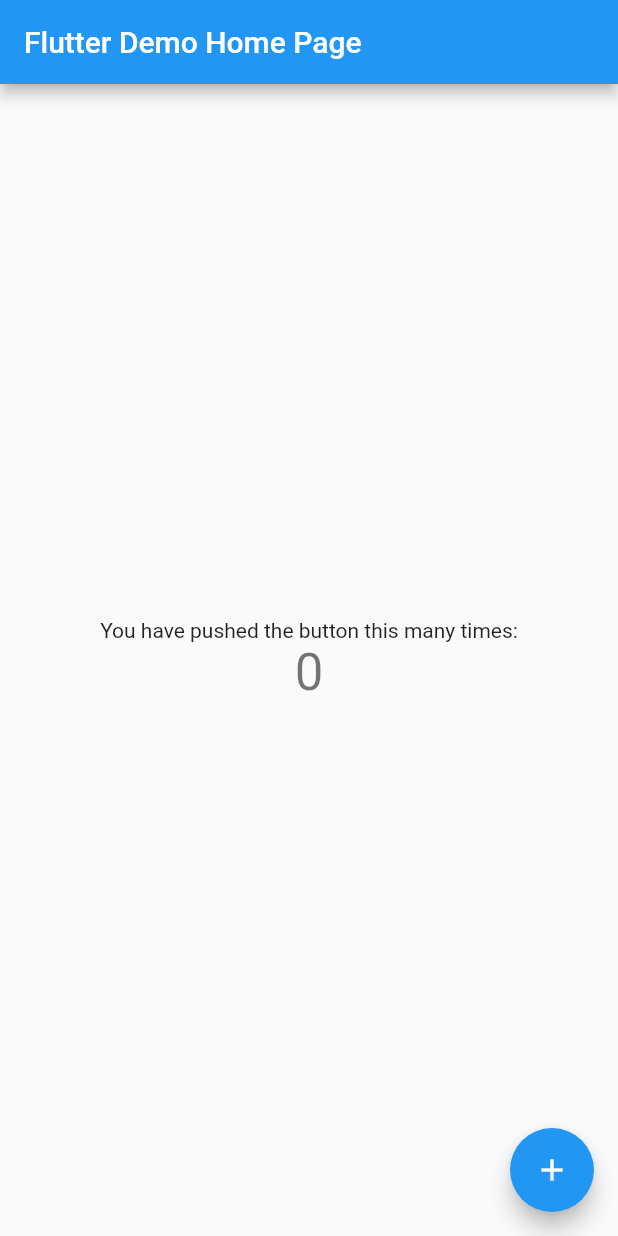
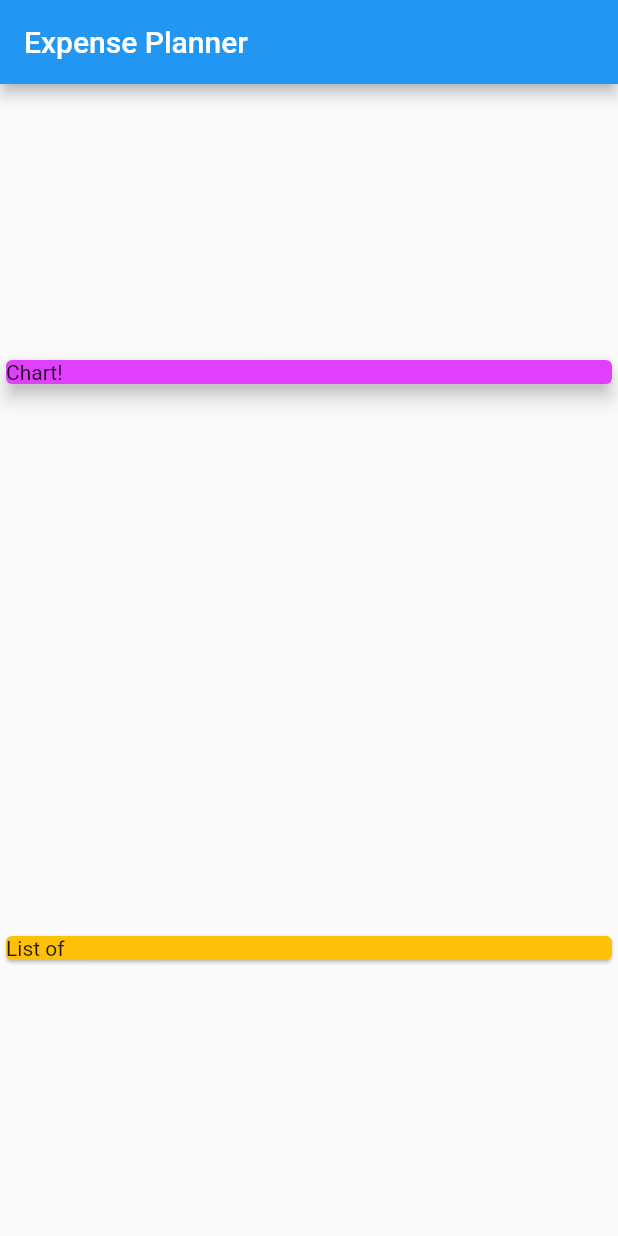
Before and after one commit to elefantaka/expensePlannerApp, a Flutter app: the screen it shows after launch, on a phone screen of 412 x 824 dp. Run offline on Flutter 3.47's test engine with Material 2 defaults, Android fonts, the phone set to English and light mode, and no system bars.

Commit message:
working on the shape of the app, adding transaction class

```diff
--- a/lib/main.dart
+++ b/lib/main.dart
@@ -1,65 +1,60 @@
 import 'package:flutter/material.dart';
 
+import './transaction.dart';
+
 void main() {
-  runApp(MyApp());
+  runApp(ExpensePlanner());
 }
 
-class MyApp extends StatelessWidget {
+class ExpensePlanner extends StatelessWidget {
   @override
   Widget build(BuildContext context) {
     return MaterialApp(
-      title: 'Flutter Demo',
-      theme: ThemeData(
-        primarySwatch: Colors.blue,
-      ),
-      home: MyHomePage(title: 'Flutter Demo Home Page'),
+      title: 'Expense Planner',
+      home: MyHomePage(),
     );
   }
 }
 
-class MyHomePage extends StatefulWidget {
-  MyHomePage({Key key, this.title}) : super(key: key);
-
-  final String title;
-
-  @override
-  _MyHomePageState createState() => _MyHomePageState();
-}
-
-class _MyHomePageState extends State<MyHomePage> {
-  int _counter = 0;
-
-  void _incrementCounter() {
-    setState(() {
-      _counter++;
-    });
-  }
+class MyHomePage extends StatelessWidget {
+  final List<Transaction> transactions = [
+    Transaction(
+      id: 't1',
+      title: 'New shoes',
+      amount: 69.99,
+      date: DateTime.now(),
+    ),
+    Transaction(
+      id: 't2',
+      title: 'Weekly Groceries',
+      amount: 16.53,
+      date: DateTime.now(),
+    ),
+  ];
 
   @override
   Widget build(BuildContext context) {
     return Scaffold(
-      appBar: AppBar(
-        title: Text(widget.title),
-      ),
-      body: Center(
-        child: Column(
-          mainAxisAlignment: MainAxisAlignment.center,
+        appBar: AppBar(
+          title: Text('Expense Planner'),
+        ),
+        body: Column(
+          mainAxisAlignment: MainAxisAlignment.spaceAround,
+          crossAxisAlignment: CrossAxisAlignment.stretch,
           children: <Widget>[
-            Text(
-              'You have pushed the button this many times:',
+            Container(
+              width: double.infinity,
+              child: Card(
+                color: Colors.purpleAccent,
+                child: Text('Chart!'),
+                elevation: 5,
+              ),
             ),
-            Text(
-              '$_counter',
-              style: Theme.of(context).textTheme.headline4,
+            Card(
+              color: Colors.amber,
+              child: Text('List of'),
             ),
           ],
-        ),
-      ),
-      floatingActionButton: FloatingActionButton(
-        onPressed: _incrementCounter,
-        tooltip: 'Increment',
-        child: Icon(Icons.add),
-      ),
-    );
+        ));
   }
 }
--- /dev/null
+++ b/lib/transaction.dart
@@ -0,0 +1,15 @@
+import 'package:flutter/cupertino.dart';
+import 'package:flutter/foundation.dart';
+
+class Transaction {
+  final String id;
+  final String title;
+  final double amount;
+  final DateTime date;
+
+  Transaction(
+      {@required this.id,
+      @required this.title,
+      @required this.amount,
+      @required this.date});
+}
```
Also changed, not shown: 1 other file.
